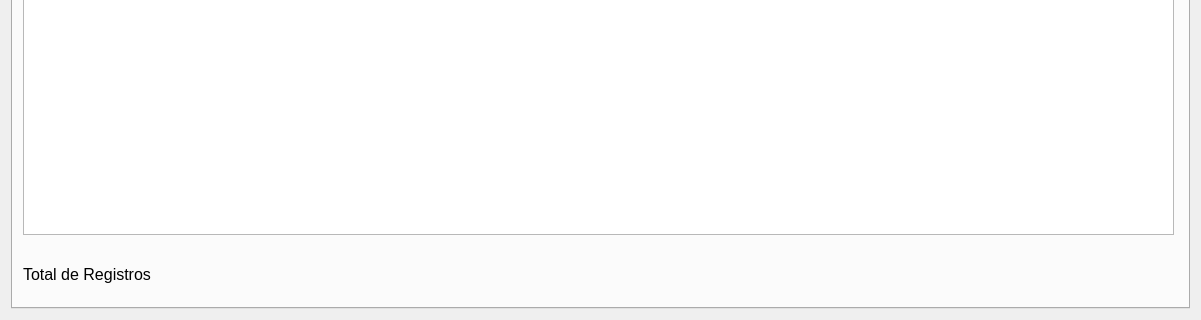
Before: the Qt Designer form telaprincipal.ui in MariaZBP/projeto_EE_2022_1, drawn with Qt 5; both pictures show x 0 to 1201 and y 514 to 834 of the 1201 by 834 pixel window.
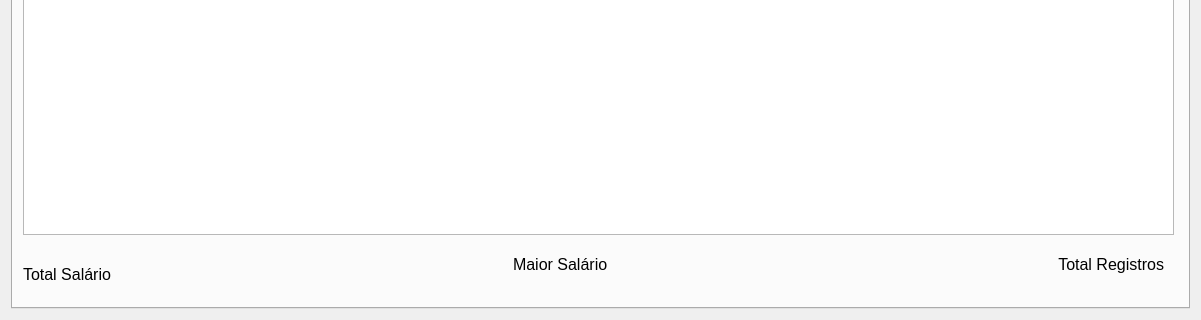
After: the same form once the commit is applied. Icons and pictures are not drawn.

Commit message: Somando Salários

Patch:
```diff
--- a/telaprincipal.ui
+++ b/telaprincipal.ui
@@ -175,12 +175,12 @@
          <normaloff>:/Imagens/Imagens/novo.png</normaloff>:/Imagens/Imagens/novo.png</iconset>
        </property>
       </widget>
-      <widget class="QLabel" name="lblTotalRegistros">
+      <widget class="QLabel" name="lblTotalSalario">
        <property name="geometry">
         <rect>
          <x>10</x>
          <y>730</y>
-         <width>341</width>
+         <width>391</width>
          <height>41</height>
         </rect>
        </property>
@@ -190,7 +190,46 @@
         </font>
        </property>
        <property name="text">
-        <string>Total de Registros</string>
+        <string>Total Salário</string>
+       </property>
+      </widget>
+      <widget class="QLabel" name="lblMaiorSalario">
+       <property name="geometry">
+        <rect>
+         <x>500</x>
+         <y>720</y>
+         <width>391</width>
+         <height>41</height>
+        </rect>
+       </property>
+       <property name="font">
+        <font>
+         <pointsize>12</pointsize>
+        </font>
+       </property>
+       <property name="text">
+        <string>Maior Salário</string>
+       </property>
+      </widget>
+      <widget class="QLabel" name="lblTotalRegistros">
+       <property name="geometry">
+        <rect>
+         <x>760</x>
+         <y>720</y>
+         <width>391</width>
+         <height>41</height>
+        </rect>
+       </property>
+       <property name="font">
+        <font>
+         <pointsize>12</pointsize>
+        </font>
+       </property>
+       <property name="text">
+        <string>Total Registros</string>
+       </property>
+       <property name="alignment">
+        <set>Qt::AlignRight|Qt::AlignTrailing|Qt::AlignVCenter</set>
        </property>
       </widget>
      </widget>
```
The commit also changes 2 other files.
